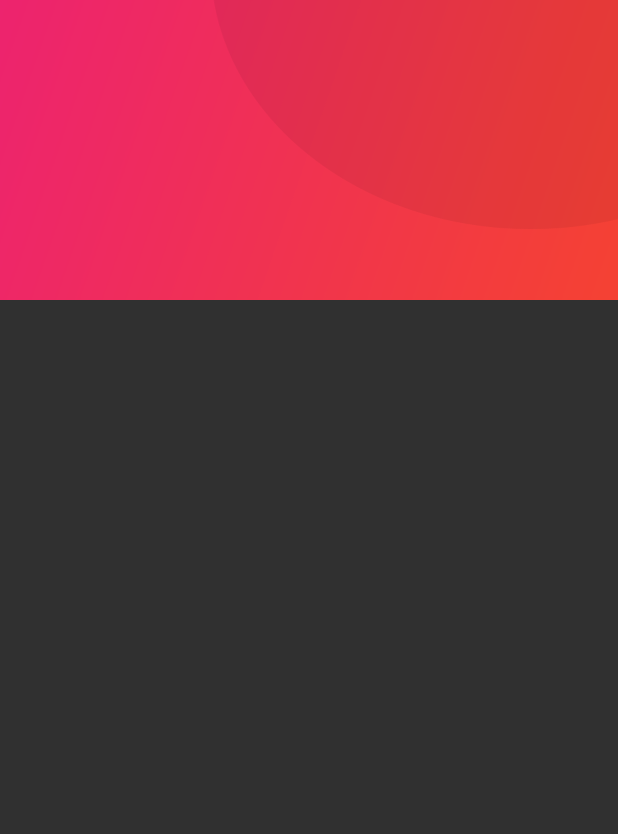
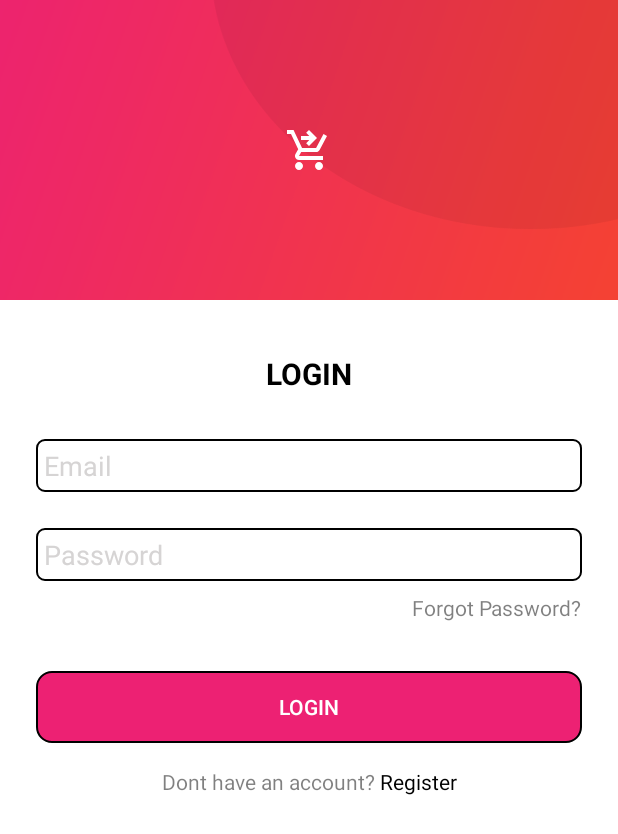
Before and after one commit to gaurdevansh/ECommerceApp, an Android app: the screen it shows after launch (LoginActivity), on a phone screen of 412 x 824 dp. Shown: the top 834 px of the screen. Run offline under Robolectric (Android 15) with nearby library versions, the phone set to English and light mode, and no system bars.

Commit message:
Added Login Screen

```diff
--- /dev/null
+++ b/app/src/main/res/drawable/button_border.xml
@@ -0,0 +1,13 @@
+<?xml version="1.0" encoding="utf-8"?>
+<shape xmlns:android="http://schemas.android.com/apk/res/android"
+    android:shape="rectangle">
+
+    <stroke
+        android:width="1dp"
+        android:color="@color/black" />
+
+    <solid android:color="@color/colorAccent" />
+
+
+    <corners android:radius="10dp" />
+</shape>
--- /dev/null
+++ b/app/src/main/res/drawable/rect_border.xml
@@ -0,0 +1,13 @@
+<?xml version="1.0" encoding="utf-8"?>
+<shape xmlns:android="http://schemas.android.com/apk/res/android"
+    android:shape="rectangle">
+
+    <stroke
+        android:width="1dp"
+        android:color="@color/black" />
+
+    <solid android:color="@color/white" />
+
+    <corners android:radius="5dp" />
+
+</shape>
--- /dev/null
+++ b/app/src/main/res/drawable/shopping_logo.xml
@@ -0,0 +1,5 @@
+<vector android:height="32dp" android:tint="?attr/colorControlNormal"
+    android:viewportHeight="24" android:viewportWidth="24"
+    android:width="32dp" xmlns:android="http://schemas.android.com/apk/res/android">
+    <path android:fillColor="@android:color/white" android:pathData="M7,18c-1.1,0 -1.99,0.9 -1.99,2S5.9,22 7,22s2,-0.9 2,-2S8.1,18 7,18zM17,18c-1.1,0 -1.99,0.9 -1.99,2s0.89,2 1.99,2s2,-0.9 2,-2S18.1,18 17,18zM8.1,13h7.45c0.75,0 1.41,-0.41 1.75,-1.03L21,4.96L19.25,4l-3.7,7H8.53L4.27,2H1v2h2l3.6,7.59l-1.35,2.44C4.52,15.37 5.48,17 7,17h12v-2H7L8.1,13zM12,2l4,4l-4,4l-1.41,-1.41L12.17,7L8,7l0,-2l4.17,0l-1.59,-1.59L12,2z"/>
+</vector>
--- a/app/src/main/res/layout/activity_login.xml
+++ b/app/src/main/res/layout/activity_login.xml
@@ -1,9 +1,11 @@
 <?xml version="1.0" encoding="utf-8"?>
-<androidx.constraintlayout.widget.ConstraintLayout xmlns:android="http://schemas.android.com/apk/res/android"
+<androidx.constraintlayout.widget.ConstraintLayout
+    xmlns:android="http://schemas.android.com/apk/res/android"
     xmlns:app="http://schemas.android.com/apk/res-auto"
     xmlns:tools="http://schemas.android.com/tools"
     android:layout_width="match_parent"
     android:layout_height="match_parent"
+    android:background="#FFF"
     tools:context=".activities.LoginActivity">
 
     <FrameLayout
@@ -24,6 +26,7 @@
         <ImageView
             android:layout_width="wrap_content"
             android:layout_height="wrap_content"
+            android:src="@drawable/shopping_logo"
             android:contentDescription="ECommerce App"
             android:layout_gravity="center"
             android:scaleType="fitCenter"
@@ -31,6 +34,106 @@
 
     </FrameLayout>
 
+    <TextView
+        android:id="@+id/tv_title"
+        android:layout_width="wrap_content"
+        android:layout_height="wrap_content"
+        android:layout_marginTop="35dp"
+        android:text="LOGIN"
+        android:textColor="@color/black"
+        android:textSize="20sp"
+        android:textStyle="bold"
+        app:layout_constraintStart_toStartOf="parent"
+        app:layout_constraintEnd_toEndOf="parent"
+        app:layout_constraintTop_toBottomOf="@id/fl_header_image" />
+
+   <EditText
+       android:id="@+id/et_email"
+       android:layout_width="match_parent"
+       android:layout_height="wrap_content"
+       app:layout_constraintTop_toBottomOf="@id/tv_title"
+       app:layout_constraintStart_toStartOf="parent"
+       app:layout_constraintEnd_toEndOf="parent"
+       android:layout_marginTop="30dp"
+       android:layout_marginStart="24dp"
+       android:layout_marginEnd="24dp"
+       android:textColor="#000"
+       android:padding="5dp"
+       android:textSize="18sp"
+       android:textColorHint="#D6D4D4"
+       android:background="@drawable/rect_border"
+       android:hint="Email" />
+
+    <EditText
+        android:id="@+id/et_password"
+        android:layout_width="match_parent"
+        android:layout_height="wrap_content"
+        app:layout_constraintTop_toBottomOf="@id/et_email"
+        app:layout_constraintStart_toStartOf="parent"
+        app:layout_constraintEnd_toEndOf="parent"
+        android:layout_marginTop="24dp"
+        android:layout_marginStart="24dp"
+        android:layout_marginEnd="24dp"
+        android:textColor="#000"
+        android:hint="Password"
+        android:textColorHint="#D6D4D4"
+        android:textSize="18sp"
+        android:inputType="textPassword"
+        android:padding="5dp"
+        android:background="@drawable/rect_border" />
+
+    <TextView
+        android:id="@+id/tv_forgot_password"
+        android:layout_width="wrap_content"
+        android:layout_height="wrap_content"
+        app:layout_constraintTop_toBottomOf="@id/et_password"
+        app:layout_constraintEnd_toEndOf="@id/et_password"
+        android:text="Forgot Password?"
+        android:layout_marginTop="8dp"
+        android:alpha="0.5"
+        android:textColor="@color/black"
+        android:textSize="14sp" />
+
+    <Button
+        android:id="@+id/login_btn"
+        android:layout_width="match_parent"
+        android:layout_height="wrap_content"
+        app:layout_constraintTop_toBottomOf="@id/et_password"
+        app:layout_constraintStart_toStartOf="parent"
+        app:layout_constraintEnd_toEndOf="parent"
+        android:layout_marginTop="60dp"
+        android:layout_marginStart="24dp"
+        android:layout_marginEnd="24dp"
+        android:background="@drawable/button_border"
+        android:text="login" />
+
+    <LinearLayout
+        android:layout_width="wrap_content"
+        android:layout_height="wrap_content"
+        app:layout_constraintTop_toBottomOf="@id/login_btn"
+        app:layout_constraintStart_toStartOf="@id/login_btn"
+        app:layout_constraintEnd_toEndOf="@id/login_btn"
+        android:layout_marginTop="16dp"
+        android:orientation="horizontal">
+
+        <TextView
+            android:layout_width="wrap_content"
+            android:layout_height="wrap_content"
+            android:textColor="@color/black"
+            android:textSize="14sp"
+            android:alpha="0.5"
+            android:text="Dont have an account? " />
+
+        <TextView
+            android:id="@+id/tv_register"
+            android:layout_width="wrap_content"
+            android:layout_height="wrap_content"
+            android:text="Register"
+            android:textColor="@color/black"
+            android:textSize="14sp" />
+
+    </LinearLayout>
+
 
 
 </androidx.constraintlayout.widget.ConstraintLayout>
```
